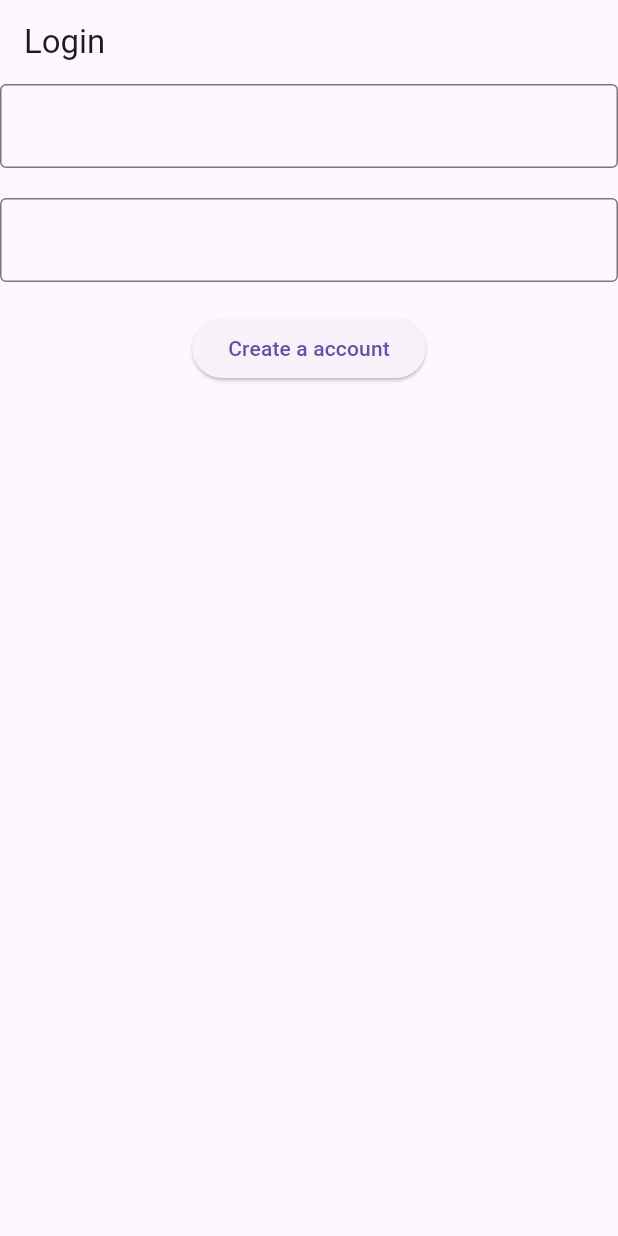
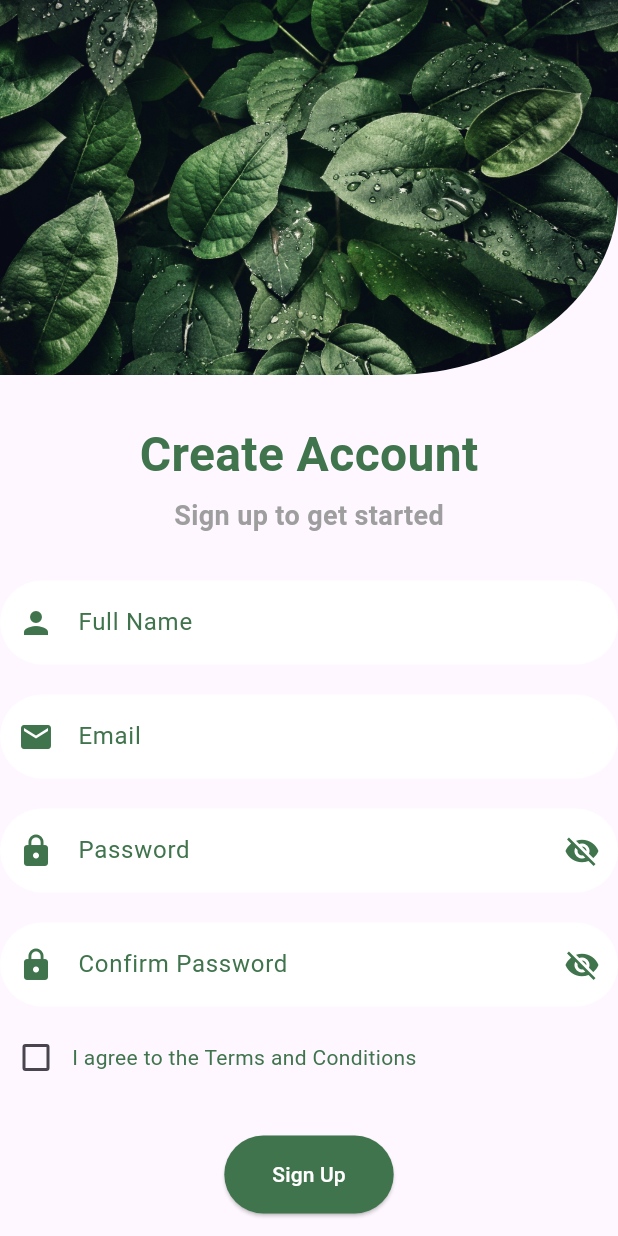
Before and after one commit to MauryaAayush/chatting_app, a Flutter app: the screen it shows after launch, on a phone screen of 412 x 824 dp. Run offline on Flutter 3.47's test engine with Material 3 defaults, Android fonts, the phone set to English and light mode, and no system bars; our stand-ins replace firebase_auth, firebase_core, get, google_fonts; accounts and stored records are empty; Roboto replaces fonts that are missing (Ubuntu).

Commit message:
Radhey radhey

```diff
--- a/lib/Controller/controller.dart
+++ b/lib/Controller/controller.dart
@@ -14,4 +14,5 @@ Future<void> singUp(String email,String pass) async {
   await FirebaseAuthServices.authServices.createAccountUsingEmail(email,pass);
 }
 
+
 }
--- /dev/null
+++ b/lib/Views/sigin_screen.dart
@@ -0,0 +1,233 @@
+import 'package:flutter/material.dart';
+import 'package:get/get.dart';
+import 'package:google_fonts/google_fonts.dart';
+
+class SignUpController extends GetxController {
+  var isPasswordVisible = false.obs;
+  var isConfirmPasswordVisible = false.obs;
+  var agreeToTerms = false.obs;
+}
+
+class SignUpPage extends StatelessWidget {
+  final signUpController = Get.put(SignUpController());
+
+  SignUpPage({Key? key}) : super(key: key);
+
+  @override
+  Widget build(BuildContext context) {
+    return Scaffold(
+      body: Stack(
+        children: [
+          SingleChildScrollView(
+            child: Form(
+              child: Column(
+                mainAxisAlignment: MainAxisAlignment.center,
+                children: [
+                  Container(
+                    height: 250,
+                    width: double.infinity,
+                    decoration: BoxDecoration(
+                      borderRadius: BorderRadius.only(
+                        bottomRight: Radius.elliptical(150, 120),
+                      ),
+                      image: DecorationImage(
+                        image: AssetImage(
+                          'assets/pexels-photo-807598.jpeg',
+                        ),
+                        fit: BoxFit.cover,
+                      ),
+                    ),
+                  ),
+                  SizedBox(height: 30),
+                  Text(
+                    'Create Account',
+                    style: GoogleFonts.ubuntu(
+                      fontSize: 32,
+                      fontWeight: FontWeight.w600,
+                      color: Color(0xFF40744D),
+                    ),
+                  ),
+                  SizedBox(height: 5),
+                  Text(
+                    'Sign up to get started',
+                    style: GoogleFonts.roboto(
+                      fontSize: 18,
+                      fontWeight: FontWeight.w600,
+                      color: Colors.grey,
+                    ),
+                  ),
+                  SizedBox(height: 30),
+                  AnimatedContainer(
+                    duration: Duration(milliseconds: 300),
+                    child: TextFormField(
+                      decoration: InputDecoration(
+                        labelText: 'Full Name',
+                        labelStyle: TextStyle(
+                          color: Color(0xFF40744D),
+                        ),
+                        prefixIcon: Icon(
+                          Icons.person,
+                          color: Color(0xFF40744D),
+                        ),
+                        filled: true,
+                        fillColor: Colors.white,
+                        border: OutlineInputBorder(
+                          borderRadius: BorderRadius.circular(30),
+                          borderSide: BorderSide.none,
+                        ),
+                      ),
+                    ),
+                  ),
+                  SizedBox(height: 20),
+                  AnimatedContainer(
+                    duration: Duration(milliseconds: 300),
+                    child: TextFormField(
+                      decoration: InputDecoration(
+                        labelText: 'Email',
+                        labelStyle: TextStyle(
+                          color: Color(0xFF40744D),
+                        ),
+                        prefixIcon: Icon(
+                          Icons.email,
+                          color: Color(0xFF40744D),
+                        ),
+                        filled: true,
+                        fillColor: Colors.white,
+                        border: OutlineInputBorder(
+                          borderRadius: BorderRadius.circular(30),
+                          borderSide: BorderSide.none,
+                        ),
+                      ),
+                    ),
+                  ),
+                  SizedBox(height: 20),
+                  Obx(
+                        () => AnimatedContainer(
+                      duration: Duration(milliseconds: 300),
+                      child: TextFormField(
+                        decoration: InputDecoration(
+                          labelText: 'Password',
+                          labelStyle: TextStyle(color: Color(0xFF40744D)),
+                          prefixIcon: Icon(Icons.lock, color: Color(0xFF40744D)),
+                          suffixIcon: IconButton(
+                            icon: Icon(
+                              signUpController.isPasswordVisible.value
+                                  ? Icons.visibility
+                                  : Icons.visibility_off,
+                              color: Color(0xFF40744D),
+                            ),
+                            onPressed: () {
+                              signUpController.isPasswordVisible.value =
+                              !signUpController.isPasswordVisible.value;
+                            },
+                          ),
+                          filled: true,
+                          fillColor: Colors.white,
+                          border: OutlineInputBorder(
+                            borderRadius: BorderRadius.circular(30),
+                            borderSide: BorderSide.none,
+                          ),
+                        ),
+                        obscureText: !signUpController.isPasswordVisible.value,
+                      ),
+                    ),
+                  ),
+                  SizedBox(height: 20),
+                  Obx(
+                        () => AnimatedContainer(
+                      duration: Duration(milliseconds: 300),
+                      child: TextFormField(
+                        decoration: InputDecoration(
+                          labelText: 'Confirm Password',
+                          labelStyle: TextStyle(color: Color(0xFF40744D)),
+                          prefixIcon: Icon(Icons.lock, color: Color(0xFF40744D)),
+                          suffixIcon: IconButton(
+                            icon: Icon(
+                              signUpController.isConfirmPasswordVisible.value
+                                  ? Icons.visibility
+                                  : Icons.visibility_off,
+                              color: Color(0xFF40744D),
+                            ),
+                            onPressed: () {
+                              signUpController.isConfirmPasswordVisible.value =
+                              !signUpController.isConfirmPasswordVisible.value;
+                            },
+                          ),
+                          filled: true,
+                          fillColor: Colors.white,
+                          border: OutlineInputBorder(
+                            borderRadius: BorderRadius.circular(30),
+                            borderSide: BorderSide.none,
+                          ),
+                        ),
+                        obscureText: !signUpController.isConfirmPasswordVisible.value,
+                      ),
+                    ),
+                  ),
+                  SizedBox(height: 10),
+                  Row(
+                    children: [
+                      Obx(
+                            () => Checkbox(
+                          value: signUpController.agreeToTerms.value,
+                          onChanged: (value) {
+                            signUpController.agreeToTerms.value = value!;
+                          },
+                          activeColor: Color(0xFF40744D),
+                        ),
+                      ),
+                      Expanded(
+                        child: Text(
+                          'I agree to the Terms and Conditions',
+                          style: TextStyle(color: Color(0xFF40744D)),
+                        ),
+                      ),
+                    ],
+                  ),
+                  SizedBox(height: 28),
+                  AnimatedContainer(
+                    duration: Duration(milliseconds: 300),
+                    child: ElevatedButton(
+                      onPressed: () {
+                        // Add your sign-up functionality here
+                      },
+                      style: ElevatedButton.styleFrom(
+                        backgroundColor: Color(0xFF40744D),
+                        shape: RoundedRectangleBorder(
+                          borderRadius: BorderRadius.circular(30),
+                        ),
+                        padding: EdgeInsets.symmetric(
+                            vertical: 16, horizontal: 32),
+                      ),
+                      child: Text(
+                        'Sign Up',
+                        style: TextStyle(color: Colors.white),
+                      ),
+                    ),
+                  ),
+                  SizedBox(height: 10),
+                  Row(
+                    mainAxisAlignment: MainAxisAlignment.center,
+                    children: [
+                      Text(
+                        "Already have an account?",
+                        style: TextStyle(color: Colors.grey),
+                      ),
+                      TextButton(
+                        onPressed: () {},
+                        child: Text(
+                          'Login',
+                          style: TextStyle(color: Color(0xFF40744D)),
+                        ),
+                      ),
+                    ],
+                  ),
+                ],
+              ),
+            ),
+          ),
+        ],
+      ),
+    );
+  }
+}
--- a/lib/main.dart
+++ b/lib/main.dart
@@ -3,6 +3,7 @@ import 'package:flutter/material.dart';
 import 'package:get/get.dart';
 
 import 'Views/auth_screen.dart';
+import 'Views/sigin_screen.dart';
 import 'firebase_options.dart';
 
 Future<void> main() async {
@@ -23,7 +24,10 @@ class MyApp extends StatelessWidget {
   @override
   Widget build(BuildContext context) {
     return  GetMaterialApp(
-      getPages: [GetPage(name: '/', page: () => const AuthPage(),)],
+      debugShowCheckedModeBanner: false,
+      getPages: [
+        GetPage(name: '/', page: () =>  SignUpPage(),)
+      ],
 
     );
   }
--- a/pubspec.yaml
+++ b/pubspec.yaml
@@ -37,6 +37,7 @@ dependencies:
   cupertino_icons: ^1.0.6
   firebase_core: ^3.3.0
   firebase_auth: ^5.1.3
+  google_fonts: ^6.2.1
   get: ^4.6.6
 
 dev_dependencies:
@@ -66,6 +67,9 @@ flutter:
   #   - images/a_dot_burr.jpeg
   #   - images/a_dot_ham.jpeg
 
+  assets:
+    - assets/
+
   # An image asset can refer to one or more resolution-specific "variants", see
   # https://flutter.dev/assets-and-images/#resolution-aware
 
```
Also changed, not shown: assets/pexels-photo-807598.jpeg (added), pubspec.lock.
